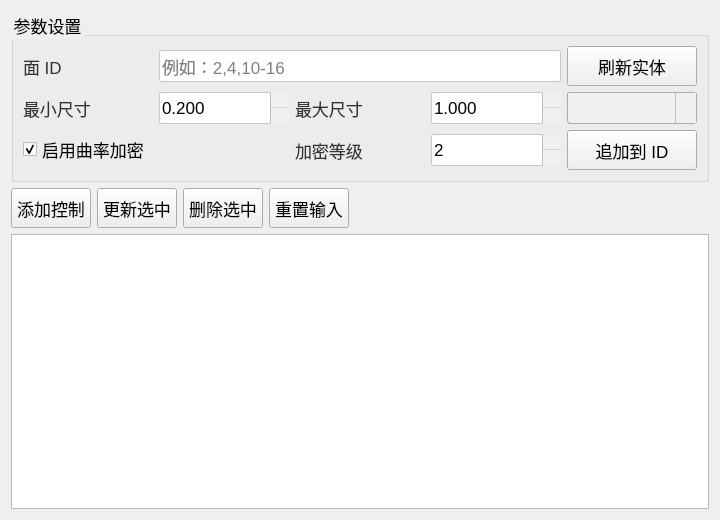
asd977/base_cae, file plugins/Base_Mesh/MeshFaceControlWidget.ui: the form before one commit.
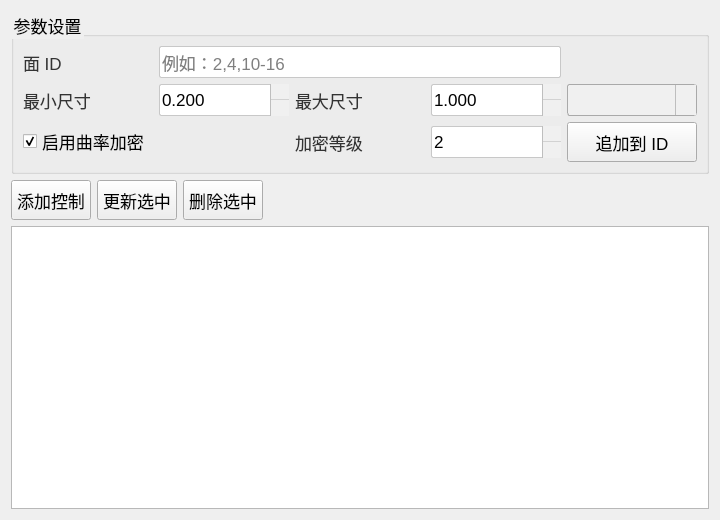
The form after the commit. Icons and pictures are not drawn. Custom widgets are drawn as their Qt base class.

Commit message: Mesh controls: remove reset/refresh buttons and enforce exclusive entity IDs

```diff
--- a/plugins/Base_Mesh/MeshFaceControlWidget.ui
+++ b/plugins/Base_Mesh/MeshFaceControlWidget.ui
@@ -132,13 +132,6 @@
         </property>
        </widget>
       </item>
-      <item row="0" column="4">
-       <widget class="QPushButton" name="btnRefreshEntity">
-        <property name="text">
-         <string>刷新实体</string>
-        </property>
-       </widget>
-      </item>
       <item row="1" column="4">
        <widget class="CustomComboBox" name="cmbEntity"/>
       </item>
@@ -255,13 +248,6 @@
        </property>
       </widget>
      </item>
-     <item>
-      <widget class="QPushButton" name="btnReset">
-       <property name="text">
-        <string>重置输入</string>
-       </property>
-      </widget>
-     </item>
      <item>
       <spacer name="horizontalSpacer">
        <property name="orientation">
```
The commit also changes 8 other files.
